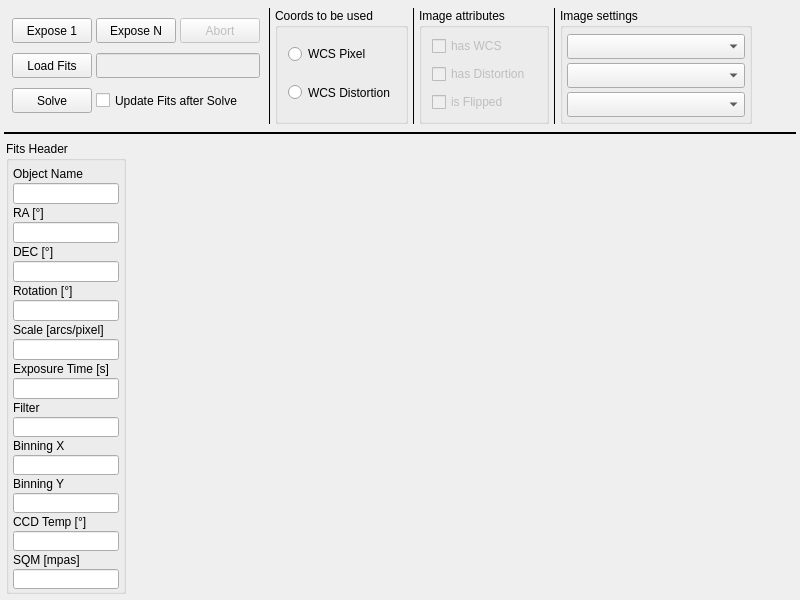
Qt form mw4/gui/widgets/image.ui (mworion/MountWizzard4) before a commit.
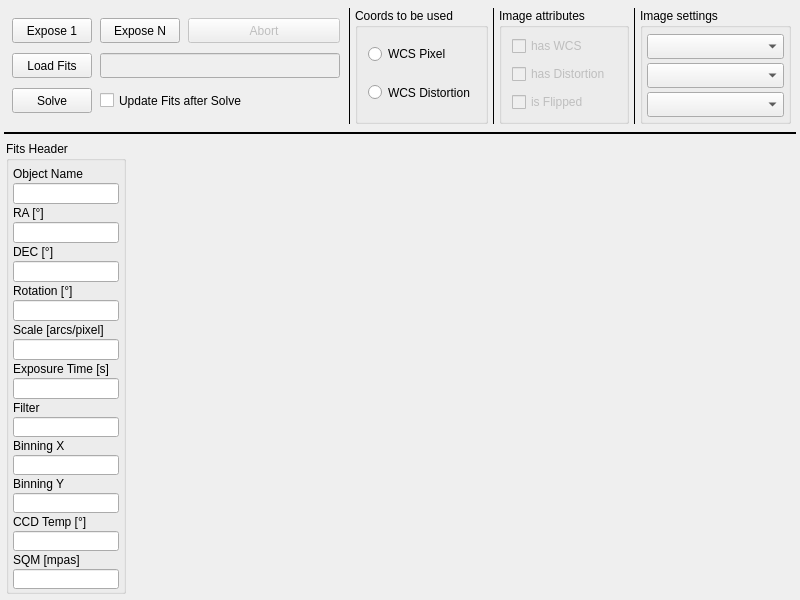
The same form after that commit.

Diff of the .ui file:
```diff
--- a/mw4/gui/widgets/image.ui
+++ b/mw4/gui/widgets/image.ui
@@ -83,7 +83,10 @@
        <property name="bottomMargin">
         <number>4</number>
        </property>
-       <property name="spacing">
+       <property name="horizontalSpacing">
+        <number>8</number>
+       </property>
+       <property name="verticalSpacing">
         <number>4</number>
        </property>
        <item row="1" column="0">
@@ -119,7 +122,7 @@
          </property>
          <property name="minimumSize">
           <size>
-           <width>0</width>
+           <width>240</width>
            <height>25</height>
           </size>
          </property>
@@ -380,7 +383,7 @@
        </property>
        <property name="sizeHint" stdset="0">
         <size>
-         <width>40</width>
+         <width>1</width>
          <height>20</height>
         </size>
        </property>
```
